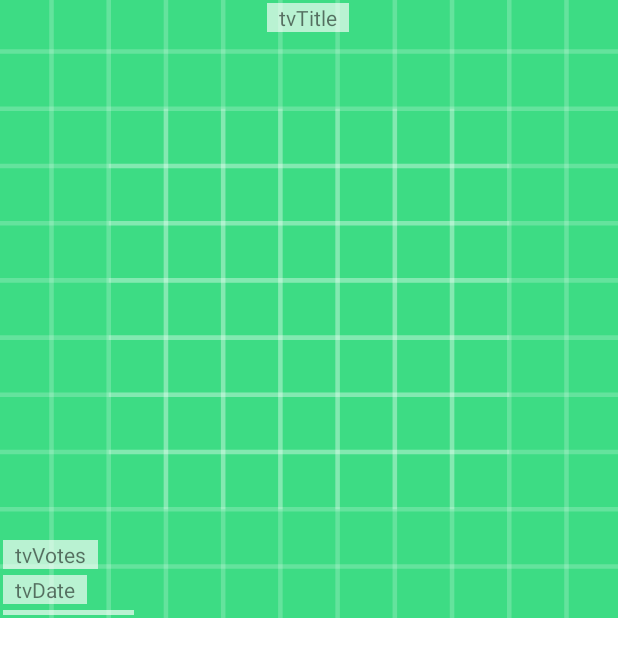
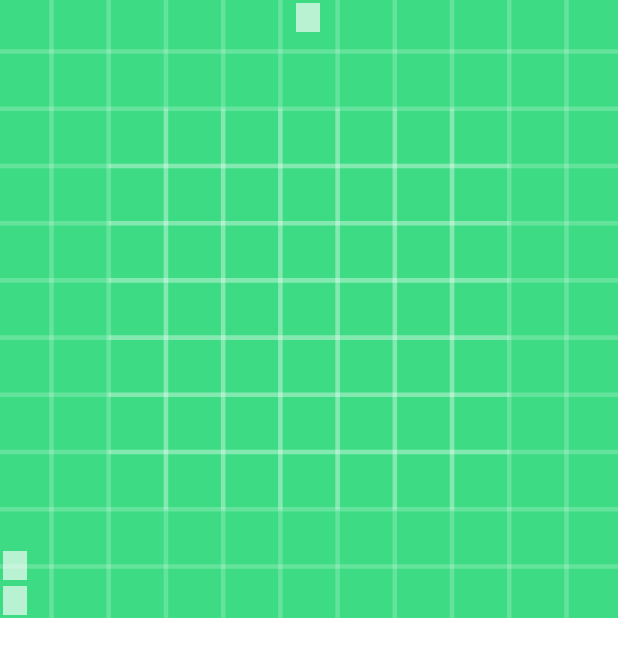
Before and after one commit to Tuwaiq-jed-kot1/HW_Week07_Day04, an Android app: the layout recyclerview_item.xml on its own in the app's theme, with its tools: preview values and no code run, on a phone screen of 412 x 824 dp. Shown: the top 657 px of the screen. Run offline under Robolectric (Android 15) with nearby library versions, the phone set to English and light mode, and no system bars.

Commit message:
Solved:) updated

```diff
--- a/app/src/main/res/layout/recyclerview_item.xml
+++ b/app/src/main/res/layout/recyclerview_item.xml
@@ -34,7 +34,7 @@
             android:background="#A3FFFFFF"
             android:gravity="bottom|center_horizontal"
             android:paddingHorizontal="8dp"
-            android:text="tvTitle"
+            android:text="@{movie.title}"
             app:layout_constraintBottom_toBottomOf="@+id/ivPoster"
             app:layout_constraintEnd_toEndOf="parent"
             app:layout_constraintHorizontal_bias="0.498"
@@ -59,7 +59,7 @@
                 android:background="#A3FFFFFF"
                 android:gravity="bottom|center_horizontal"
                 android:paddingHorizontal="8dp"
-                android:text="tvVotes"
+                android:text="@{movie.votes.toString()}"
                 app:layout_constraintBottom_toBottomOf="@+id/ivPoster"
                 app:layout_constraintEnd_toStartOf="@+id/tvTitle"
                 app:layout_constraintHorizontal_bias="0.666"
@@ -75,7 +75,7 @@
                 android:background="#A3FFFFFF"
                 android:gravity="bottom|center_horizontal"
                 android:paddingHorizontal="8dp"
-                android:text="tvDate"
+                android:text="@{movie.date.toString()}"
                 app:layout_constraintBottom_toBottomOf="@+id/ivPoster"
                 app:layout_constraintEnd_toStartOf="@+id/tvVotes"
                 app:layout_constraintHorizontal_bias="0.047"
@@ -83,21 +83,6 @@
                 app:layout_constraintTop_toTopOf="parent"
                 app:layout_constraintVertical_bias="0.0" />
 
-            <TextView
-                android:id="@+id/tvID"
-                android:layout_width="87dp"
-                android:layout_height="3dp"
-                android:layout_margin="2dp"
-                android:background="#A3FFFFFF"
-                android:gravity="bottom|center_horizontal"
-                android:paddingHorizontal="8dp"
-                android:text="tvDate"
-                app:layout_constraintBottom_toBottomOf="@+id/ivPoster"
-                app:layout_constraintEnd_toStartOf="@+id/tvVotes"
-                app:layout_constraintHorizontal_bias="0.047"
-                app:layout_constraintStart_toStartOf="parent"
-                app:layout_constraintTop_toTopOf="parent"
-                app:layout_constraintVertical_bias="0.0" />
         </LinearLayout>
     </androidx.constraintlayout.widget.ConstraintLayout>
 </layout>
```
Also changed, not shown: app/src/main/java/com/sumaya/hw_week06_day05/ui/MainActivity.kt (+8 -6 lines).
